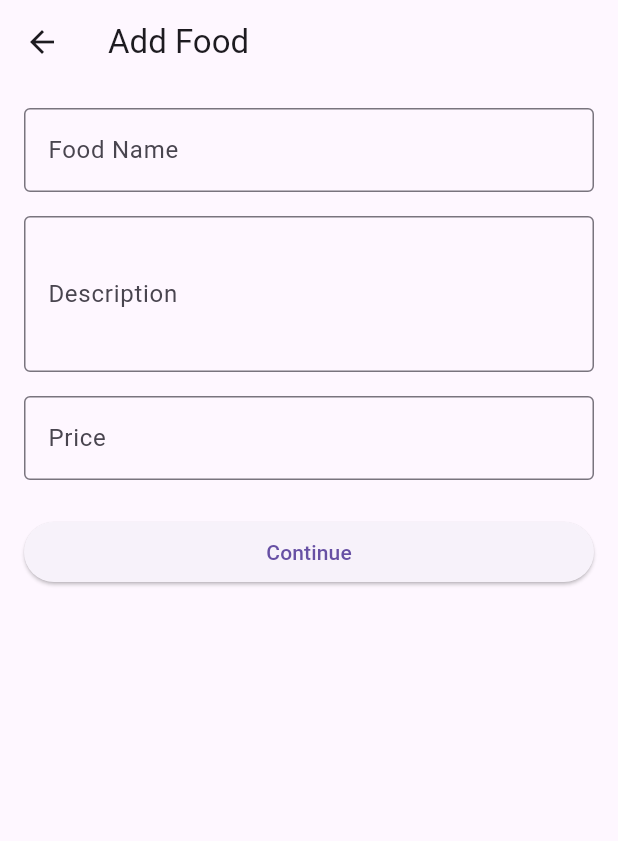
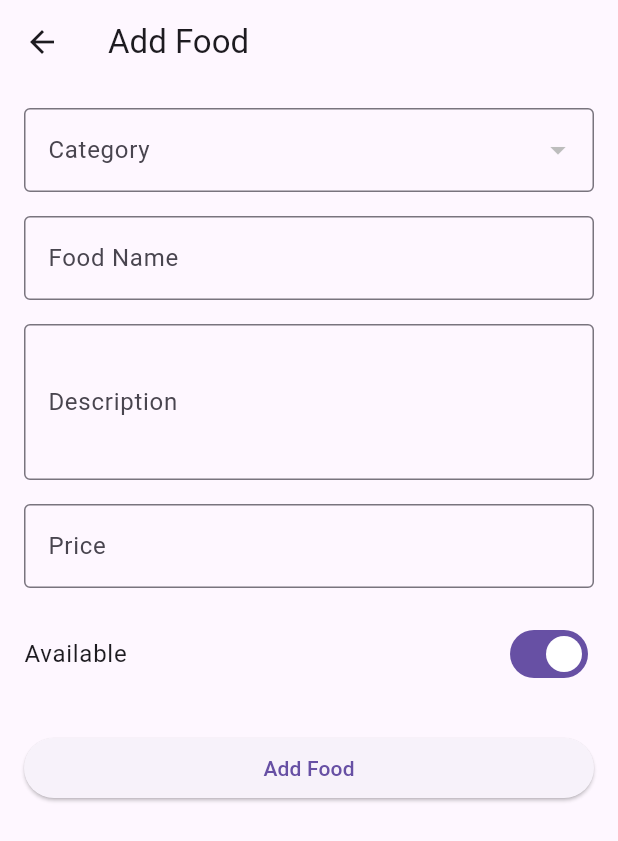
Before and after one commit to RawalAnuma/restaurant_management_app, a Flutter app: the CreateFoodScreen screen opened directly, on a phone screen of 412 x 824 dp. Shown: the top 841 px of the screen. Run offline on Flutter 3.47's test engine with Material 3 defaults, Android fonts, the light colour scheme and no system bars; network calls fail.

Commit message:
feat: implement create food form

```diff
--- a/lib/screens/create_food_screen.dart
+++ b/lib/screens/create_food_screen.dart
@@ -1,4 +1,8 @@
 import 'package:flutter/material.dart';
+import 'package:provider/provider.dart';
+import 'package:restaurant_management_app/models/category_model.dart';
+import 'package:restaurant_management_app/providers/category_provider.dart';
+import 'package:restaurant_management_app/providers/food_provider.dart';
 
 class CreateFoodScreen extends StatefulWidget {
   const CreateFoodScreen({super.key});
@@ -13,6 +17,20 @@ class _CreateFoodScreenState extends State<CreateFoodScreen> {
   final _nameController = TextEditingController();
   final _descriptionController = TextEditingController();
   final _priceController = TextEditingController();
+
+  CategoryModel? _selectedCategory;
+  bool _status = true;
+
+  @override
+  void initState() {
+    super.initState();
+
+    Future.microtask(() {
+      if (!mounted) return;
+
+      context.read<CategoryProvider>().fetchCategories();
+    });
+  }
 
   @override
   void dispose() {
@@ -33,6 +51,42 @@ class _CreateFoodScreenState extends State<CreateFoodScreen> {
           key: _formKey,
           child: ListView(
             children: [
+              Consumer<CategoryProvider>(
+                builder: (context, categoryProvider, child) {
+                  if (categoryProvider.isLoading) {
+                    return const Center(child: CircularProgressIndicator());
+                  }
+
+                  return DropdownButtonFormField<CategoryModel>(
+                    initialValue: _selectedCategory,
+                    decoration: const InputDecoration(
+                      labelText: 'Category',
+                      border: OutlineInputBorder(),
+                    ),
+                    items: categoryProvider.categories.map((category) {
+                      return DropdownMenuItem<CategoryModel>(
+                        value: category,
+                        child: Text(category.name),
+                      );
+                    }).toList(),
+                    onChanged: (category) {
+                      setState(() {
+                        _selectedCategory = category;
+                      });
+                    },
+                    validator: (value) {
+                      if (value == null) {
+                        return 'Please select a category';
+                      }
+
+                      return null;
+                    },
+                  );
+                },
+              ),
+
+              const SizedBox(height: 16),
+
               TextFormField(
                 controller: _nameController,
                 decoration: const InputDecoration(
@@ -92,13 +146,58 @@ class _CreateFoodScreenState extends State<CreateFoodScreen> {
                 },
               ),
 
+              const SizedBox(height: 16),
+
+              SwitchListTile(
+                title: const Text('Available'),
+                value: _status,
+                onChanged: (value) {
+                  setState(() {
+                    _status = value;
+                  });
+                },
+                contentPadding: EdgeInsets.zero,
+              ),
+
               const SizedBox(height: 24),
 
               ElevatedButton(
-                onPressed: () {
-                  if (_formKey.currentState!.validate()) {}
+                onPressed: () async {
+                  if (!_formKey.currentState!.validate()) {
+                    return;
+                  }
+
+                  final foodProvider = context.read<FoodProvider>();
+
+                  try {
+                    await foodProvider.createFood(
+                      categoryId: _selectedCategory!.id,
+                      name: _nameController.text.trim(),
+                      description: _descriptionController.text.trim(),
+                      price: double.parse(_priceController.text.trim()),
+                      image: null,
+                      status: _status,
+                    );
+
+                    if (!context.mounted) return;
+
+                    ScaffoldMessenger.of(context).showSnackBar(
+                      const SnackBar(
+                        content: Text('Food created successfully'),
+                      ),
+                    );
+
+                    Navigator.pop(context);
+                  } catch (e) {
+                    if (!context.mounted) return;
+
+                    ScaffoldMessenger.of(context).showSnackBar(
+                      SnackBar(content: Text('Failed to create food: $e')),
+                    );
+                  }
                 },
-                child: const Text('Continue'),
+
+                child: const Text('Add Food'),
               ),
             ],
           ),
```
